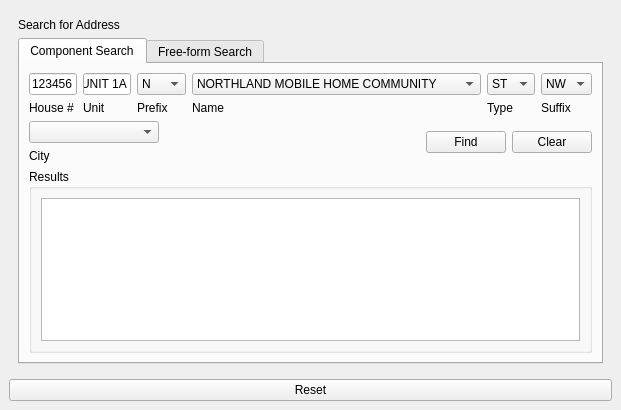
First picture: the form in lbrs_updater_dockwidget_base.ui, repository gisn8/LBRS_Updater, before the edit.
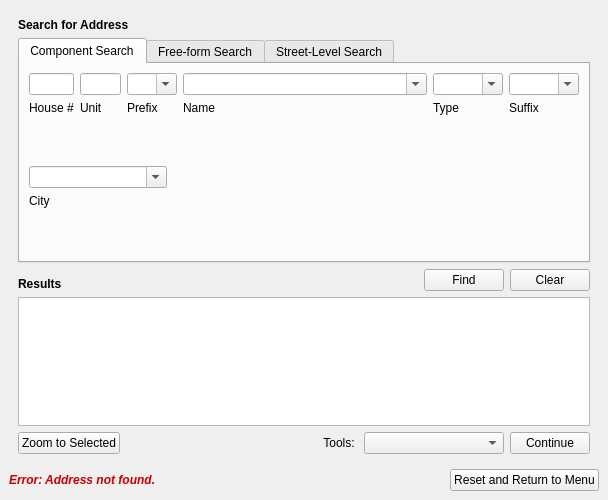
Second picture: the form after the edit. The open tabs and pages were chosen to show the change. Custom widgets are drawn as their Qt base class.

Commit message: Improvements 2021-10-19 - Better organized widget names - Began populating list widgets and comboboxes from layers - Replaced some widgets for ones I knew how to better operate

```diff
--- a/lbrs_updater_dockwidget_base.ui
+++ b/lbrs_updater_dockwidget_base.ui
@@ -6,31 +6,42 @@
    <rect>
     <x>0</x>
     <y>0</y>
-    <width>621</width>
-    <height>410</height>
+    <width>608</width>
+    <height>500</height>
    </rect>
   </property>
+  <property name="minimumSize">
+   <size>
+    <width>484</width>
+    <height>500</height>
+   </size>
+  </property>
+  <property name="maximumSize">
+   <size>
+    <width>750</width>
+    <height>500</height>
+   </size>
+  </property>
   <property name="windowTitle">
    <string>LBRS Updater</string>
   </property>
   <widget class="QWidget" name="dockWidgetContents">
    <layout class="QGridLayout" name="gridLayout">
-    <item row="2" column="0">
-     <widget class="QPushButton" name="btnReset">
-      <property name="text">
-       <string>Reset</string>
-      </property>
-     </widget>
-    </item>
     <item row="0" column="0">
      <widget class="QStackedWidget" name="stackedWidget">
       <property name="currentIndex">
-       <number>0</number>
+       <number>1</number>
       </property>
       <widget class="QWidget" name="swpMenu">
        <layout class="QGridLayout" name="gridLayout_6">
         <item row="0" column="0">
          <widget class="QLabel" name="label">
+          <property name="font">
+           <font>
+            <weight>75</weight>
+            <bold>true</bold>
+           </font>
+          </property>
           <property name="text">
            <string>Menu</string>
           </property>
@@ -138,9 +149,9 @@
              </spacer>
             </item>
             <item>
-             <widget class="QPushButton" name="btnNext">
+             <widget class="QPushButton" name="btnContinueFromMenu">
               <property name="text">
-               <string>Next</string>
+               <string>Continue</string>
               </property>
              </widget>
             </item>
@@ -152,31 +163,115 @@
       </widget>
       <widget class="QWidget" name="swpAddressSearch">
        <layout class="QGridLayout" name="gridLayout_2">
-        <item row="0" column="0">
-         <widget class="QLabel" name="label_2">
-          <property name="text">
-           <string>Search for Address</string>
-          </property>
-         </widget>
+        <item row="2" column="0">
+         <layout class="QHBoxLayout" name="horizontalLayout_5">
+          <item>
+           <widget class="QLabel" name="label_17">
+            <property name="font">
+             <font>
+              <weight>75</weight>
+              <bold>true</bold>
+             </font>
+            </property>
+            <property name="text">
+             <string>Results</string>
+            </property>
+            <property name="alignment">
+             <set>Qt::AlignBottom|Qt::AlignLeading|Qt::AlignLeft</set>
+            </property>
+           </widget>
+          </item>
+          <item>
+           <spacer name="horizontalSpacer_3">
+            <property name="orientation">
+             <enum>Qt::Horizontal</enum>
+            </property>
+            <property name="sizeHint" stdset="0">
+             <size>
+              <width>40</width>
+              <height>20</height>
+             </size>
+            </property>
+           </spacer>
+          </item>
+          <item>
+           <widget class="QPushButton" name="btn_SearchAddress_Find">
+            <property name="text">
+             <string>Find</string>
+            </property>
+           </widget>
+          </item>
+          <item>
+           <widget class="QPushButton" name="btn_SearchAddress_Clear">
+            <property name="text">
+             <string>Clear</string>
+            </property>
+           </widget>
+          </item>
+         </layout>
         </item>
         <item row="1" column="0">
          <widget class="QTabWidget" name="tabWidget">
           <property name="currentIndex">
-           <number>0</number>
+           <number>2</number>
           </property>
           <widget class="QWidget" name="tabCompSearch">
            <attribute name="title">
             <string>Component Search</string>
            </attribute>
            <layout class="QGridLayout" name="gridLayout_5">
+            <item row="1" column="0">
+             <layout class="QHBoxLayout" name="horizontalLayout_3" stretch="1,3">
+              <item>
+               <layout class="QVBoxLayout" name="verticalLayout_2">
+                <item>
+                 <widget class="QComboBox" name="cbo_SearchAddress_comm">
+                  <property name="editable">
+                   <bool>true</bool>
+                  </property>
+                 </widget>
+                </item>
+                <item>
+                 <widget class="QLabel" name="label_16">
+                  <property name="text">
+                   <string>City</string>
+                  </property>
+                  <property name="alignment">
+                   <set>Qt::AlignLeading|Qt::AlignLeft|Qt::AlignTop</set>
+                  </property>
+                 </widget>
+                </item>
+               </layout>
+              </item>
+              <item>
+               <spacer name="horizontalSpacer">
+                <property name="orientation">
+                 <enum>Qt::Horizontal</enum>
+                </property>
+                <property name="sizeHint" stdset="0">
+                 <size>
+                  <width>40</width>
+                  <height>20</height>
+                 </size>
+                </property>
+               </spacer>
+              </item>
+             </layout>
+            </item>
             <item row="0" column="0">
              <layout class="QHBoxLayout" name="horizontalLayout" stretch="1,1,1,6,1,1">
               <item>
                <layout class="QVBoxLayout" name="verticalLayout_3">
                 <item>
-                 <widget class="QLineEdit" name="ln_HouseNum">
+                 <widget class="QLineEdit" name="ln_SearchAddress_housenum">
+                  <property name="maximumSize">
+                   <size>
+                    <width>60</width>
+                    <height>16777215</height>
+                   </size>
+                  </property>
                   <property name="text">
-                   <string>123456</string>
+                   <string/>
                   </property>
                  </widget>
                 </item>
@@ -185,6 +280,9 @@
                   <property name="text">
                    <string>House #</string>
                   </property>
+                  <property name="alignment">
+                   <set>Qt::AlignLeading|Qt::AlignLeft|Qt::AlignTop</set>
+                  </property>
                  </widget>
                 </item>
                </layout>
@@ -192,9 +290,15 @@
               <item>
                <layout class="QVBoxLayout" name="verticalLayout_4">
                 <item>
-                 <widget class="QLineEdit" name="lnUnit">
+                 <widget class="QLineEdit" name="ln_SearchAddress_unitnum">
+                  <property name="maximumSize">
+                   <size>
+                    <width>60</width>
+                    <height>16777215</height>
+                   </size>
+                  </property>
                   <property name="text">
-                   <string>UNIT 1A</string>
+                   <string/>
                   </property>
                  </widget>
                 </item>
@@ -203,6 +307,9 @@
                   <property name="text">
                    <string>Unit</string>
                   </property>
+                  <property name="alignment">
+                   <set>Qt::AlignLeading|Qt::AlignLeft|Qt::AlignTop</set>
+                  </property>
                  </widget>
                 </item>
                </layout>
@@ -210,10 +317,25 @@
               <item>
                <layout class="QVBoxLayout" name="verticalLayout_5">
                 <item>
-                 <widget class="QComboBox" name="cboPrefix">
+                 <widget class="QComboBox" name="cbo_SearchAddress_st_prefix">
+                  <property name="minimumSize">
+                   <size>
+                    <width>50</width>
+                    <height>0</height>
+                   </size>
+                  </property>
+                  <property name="maximumSize">
+                   <size>
+                    <width>70</width>
+                    <height>16777215</height>
+                   </size>
+                  </property>
+                  <property name="editable">
+                   <bool>true</bool>
+                  </property>
                   <item>
                    <property name="text">
-                    <string>N</string>
+                    <string/>
                    </property>
                   </item>
                  </widget>
@@ -223,6 +345,9 @@
                   <property name="text">
                    <string>Prefix</string>
                   </property>
+                  <property name="alignment">
+                   <set>Qt::AlignLeading|Qt::AlignLeft|Qt::AlignTop</set>
+                  </property>
                  </widget>
                 </item>
                </layout>
@@ -230,12 +355,10 @@
               <item>
                <layout class="QVBoxLayout" name="verticalLayout_6">
                 <item>
-                 <widget class="QComboBox" name="cboStName">
-                  <item>
-                   <property name="text">
-                    <string>NORTHLAND MOBILE HOME COMMUNITY</string>
-                   </property>
-                  </item>
+                 <widget class="QComboBox" name="cbo_SearchAddress_st_name">
+                  <property name="editable">
+                   <bool>true</bool>
+                  </property>
                  </widget>
                 </item>
                 <item>
@@ -243,6 +366,9 @@
                   <property name="text">
                    <string>Name</string>
                   </property>
+                  <property name="alignment">
+                   <set>Qt::AlignLeading|Qt::AlignLeft|Qt::AlignTop</set>
+                  </property>
                  </widget>
                 </item>
                </layout>
@@ -250,10 +376,25 @@
               <item>
                <layout class="QVBoxLayout" name="verticalLayout_7">
                 <item>
-                 <widget class="QComboBox" name="cboStType">
+                 <widget class="QComboBox" name="cbo_SearchAddress_st_type">
+                  <property name="minimumSize">
+                   <size>
+                    <width>70</width>
+                    <height>0</height>
+                   </size>
+                  </property>
+                  <property name="maximumSize">
+                   <size>
+                    <width>70</width>
+                    <height>16777215</height>
+                   </size>
+                  </property>
+                  <property name="editable">
+                   <bool>true</bool>
+                  </property>
                   <item>
                    <property name="text">
-                    <string>ST</string>
+                    <string/>
                    </property>
                   </item>
                  </widget>
@@ -263,6 +404,9 @@
                   <property name="text">
                    <string>Type</string>
                   </property>
+                  <property name="alignment">
+                   <set>Qt::AlignLeading|Qt::AlignLeft|Qt::AlignTop</set>
+                  </property>
                  </widget>
                 </item>
                </layout>
@@ -270,10 +414,25 @@
               <item>
                <layout class="QVBoxLayout" name="verticalLayout_8">
                 <item>
-                 <widget class="QComboBox" name="cboStSuffix">
+                 <widget class="QComboBox" name="cbo_SearchAddress_st_suffix">
+                  <property name="minimumSize">
+                   <size>
+                    <width>70</width>
+                    <height>0</height>
+                   </size>
+                  </property>
+                  <property name="maximumSize">
+                   <size>
+                    <width>70</width>
+                    <height>16777215</height>
+                   </size>
+                  </property>
+                  <property name="editable">
+                   <bool>true</bool>
+                  </property>
                   <item>
                    <property name="text">
-                    <string>NW</string>
+                    <string/>
                    </property>
                   </item>
                  </widget>
@@ -283,95 +442,15 @@
                   <property name="text">
                    <string>Suffix</string>
                   </property>
-                 </widget>
-                </item>
-               </layout>
-              </item>
-             </layout>
-            </item>
-            <item row="1" column="0">
-             <layout class="QHBoxLayout" name="horizontalLayout_3" stretch="1,2,0,0">
-              <item>
-               <layout class="QVBoxLayout" name="verticalLayout_2">
-                <item>
-                 <widget class="QComboBox" name="cboCity"/>
-                </item>
-                <item>
-                 <widget class="QLabel" name="label_16">
-                  <property name="text">
-                   <string>City</string>
+                  <property name="alignment">
+                   <set>Qt::AlignLeading|Qt::AlignLeft|Qt::AlignTop</set>
                   </property>
                  </widget>
                 </item>
-                <item>
-                 <spacer name="verticalSpacer">
-                  <property name="orientation">
-                   <enum>Qt::Vertical</enum>
-                  </property>
-                  <property name="sizeHint" stdset="0">
-                   <size>
-                    <width>20</width>
-                    <height>40</height>
-                   </size>
-                  </property>
-                 </spacer>
-                </item>
                </layout>
               </item>
-              <item>
-               <spacer name="horizontalSpacer">
-                <property name="orientation">
-                 <enum>Qt::Horizontal</enum>
-                </property>
-                <property name="sizeHint" stdset="0">
-                 <size>
-                  <width>40</width>
-                  <height>20</height>
-                 </size>
-                </property>
-               </spacer>
-              </item>
-              <item>
-               <widget class="QPushButton" name="btnFindCompAddress">
-                <property name="text">
-                 <string>Find</string>
-                </property>
-               </widget>
-              </item>
-              <item>
-               <widget class="QPushButton" name="btnClearCompAddress">
-                <property name="text">
-                 <string>Clear</string>
-                </property>
-               </widget>
-              </item>
              </layout>
             </item>
-            <item row="2" column="0">
-             <spacer name="verticalSpacer_2">
-              <property name="orientation">
-               <enum>Qt::Vertical</enum>
-              </property>
-              <property name="sizeHint" stdset="0">
-               <size>
-                <width>20</width>
-                <height>40</height>
-               </size>
-              </property>
-             </spacer>
-            </item>
-            <item row="3" column="0">
-             <widget class="QGroupBox" name="groupBox">
-              <property name="title">
-               <string>Results</string>
-              </property>
-              <layout class="QGridLayout" name="gridLayout_4">
-               <item row="0" column="0">
-                <widget class="QListWidget" name="listAddressResults"/>
-               </item>
-              </layout>
-             </widget>
-            </item>
            </layout>
           </widget>
           <widget class="QWidget" name="tabFreeSearch">
@@ -379,13 +458,6 @@
             <string>Free-form Search</string>
            </attribute>
            <layout class="QGridLayout" name="gridLayout_3">
-            <item row="0" column="0">
-             <widget class="QgsFilterLineEdit" name="mlnFreeAddressSearch">
-              <property name="qgisRelation" stdset="0">
-               <string notr="true"/>
-              </property>
-             </widget>
-            </item>
             <item row="1" column="0">
              <widget class="QLabel" name="label_9">
               <property name="text">
@@ -399,10 +471,167 @@
               </property>
              </widget>
             </item>
+            <item row="0" column="0">
+             <widget class="QComboBox" name="cbo_SearchAddress_lsn">
+              <property name="editable">
+               <bool>true</bool>
+              </property>
+             </widget>
+            </item>
            </layout>
           </widget>
+          <widget class="QWidget" name="tabStreetLevelSearch">
+           <attribute name="title">
+            <string>Street-Level Search</string>
+           </attribute>
+           <layout class="QGridLayout" name="gridLayout_4">
+            <item row="0" column="0">
+             <layout class="QVBoxLayout" name="verticalLayout_10">
+              <item>
+               <widget class="QLabel" name="label_19">
+                <property name="text">
+                 <string>Street List</string>
+                </property>
+                <property name="alignment">
+                 <set>Qt::AlignBottom|Qt::AlignLeading|Qt::AlignLeft</set>
+                </property>
+               </widget>
+              </item>
+              <item>
+               <widget class="QListWidget" name="list_SearchAddress_roads_lsn"/>
+              </item>
+              <item>
+               <layout class="QHBoxLayout" name="horizontalLayout_4" stretch="0,1,0">
+                <item>
+                 <widget class="QLabel" name="label_18">
+                  <property name="text">
+                   <string>Look for: </string>
+                  </property>
+                 </widget>
+                </item>
+                <item>
+                 <widget class="QComboBox" name="cbo_SearchAddress_roads_lsn">
+                  <property name="editable">
+                   <bool>true</bool>
+                  </property>
+                  <property name="frame">
+                   <bool>true</bool>
+                  </property>
+                 </widget>
+                </item>
+                <item>
+                 <spacer name="horizontalSpacer_6">
+                  <property name="orientation">
+                   <enum>Qt::Horizontal</enum>
+                  </property>
+                  <property name="sizeHint" stdset="0">
+                   <size>
+                    <width>40</width>
+                    <height>20</height>
+                   </size>
+                  </property>
+                 </spacer>
+                </item>
+               </layout>
+              </item>
+             </layout>
+            </item>
+           </layout>
+          </widget>
          </widget>
         </item>
+        <item row="3" column="0">
+         <widget class="QListView" name="list_SearchAddress_Results"/>
+        </item>
+        <item row="0" column="0">
+         <widget class="QLabel" name="label_2">
+          <property name="font">
+           <font>
+            <weight>75</weight>
+            <bold>true</bold>
+           </font>
+          </property>
+          <property name="text">
+           <string>Search for Address</string>
+          </property>
+         </widget>
+        </item>
+        <item row="4" column="0">
+         <layout class="QHBoxLayout" name="horizontalLayout_7" stretch="0,0,0,1,0">
+          <item>
+           <widget class="QPushButton" name="btnZoomToAddress">
+            <property name="text">
+             <string>Zoom to Selected</string>
+            </property>
+           </widget>
+          </item>
+          <item>
+           <spacer name="horizontalSpacer_5">
+            <property name="orientation">
+             <enum>Qt::Horizontal</enum>
+            </property>
+            <property name="sizeHint" stdset="0">
+             <size>
+              <width>40</width>
+              <height>20</height>
+             </size>
+            </property>
+           </spacer>
+          </item>
+          <item>
+           <widget class="QLabel" name="label_20">
+            <property name="text">
+             <string>Tools: </string>
+            </property>
+            <property name="alignment">
+             <set>Qt::AlignRight|Qt::AlignTrailing|Qt::AlignVCenter</set>
+            </property>
+           </widget>
+          </item>
+          <item>
+           <widget class="QComboBox" name="cboToolFromAddress">
+            <property name="maximumSize">
+             <size>
+              <width>140</width>
+              <height>16777215</height>
+             </size>
+            </property>
+            <item>
+             <property name="text">
+              <string/>
+             </property>
+            </item>
+            <item>
+             <property name="text">
+              <string>Add</string>
+             </property>
+            </item>
+            <item>
+             <property name="text">
+              <string>Update</string>
+             </property>
+            </item>
+            <item>
+             <property name="text">
+              <string>Re-Align</string>
+             </property>
+            </item>
+            <item>
+             <property name="text">
+              <string>Retire</string>
+             </property>
+            </item>
+           </widget>
+          </item>
+          <item>
+           <widget class="QPushButton" name="btnContinueFromAddressSearch">
+            <property name="text">
+             <string>Continue</string>
+            </property>
+           </widget>
+          </item>
+         </layout>
+        </item>
        </layout>
       </widget>
       <widget class="QWidget" name="swpAddAddress">
@@ -411,10 +640,16 @@
          <rect>
           <x>9</x>
           <y>9</y>
-          <width>75</width>
+          <width>91</width>
           <height>16</height>
          </rect>
         </property>
+        <property name="font">
+         <font>
+          <weight>75</weight>
+          <bold>true</bold>
+         </font>
+        </property>
         <property name="text">
          <string>Add Address</string>
         </property>
@@ -430,6 +665,12 @@
           <height>16</height>
          </rect>
         </property>
+        <property name="font">
+         <font>
+          <weight>75</weight>
+          <bold>true</bold>
+         </font>
+        </property>
         <property name="text">
          <string>Update Address</string>
         </property>
@@ -445,6 +686,12 @@
           <height>16</height>
          </rect>
         </property>
+        <property name="font">
+         <font>
+          <weight>75</weight>
+          <bold>true</bold>
+         </font>
+        </property>
         <property name="text">
          <string>Re-Align Address</string>
         </property>
@@ -460,6 +707,12 @@
           <height>16</height>
          </rect>
         </property>
+        <property name="font">
+         <font>
+          <weight>75</weight>
+          <bold>true</bold>
+         </font>
+        </property>
         <property name="text">
          <string>Retire Address</string>
         </property>
@@ -467,16 +720,50 @@
       </widget>
      </widget>
     </item>
+    <item row="1" column="0">
+     <layout class="QHBoxLayout" name="horizontalLayout_6">
+      <item>
+       <widget class="QLabel" name="lblError">
+        <property name="font">
+         <font>
+          <weight>75</weight>
+          <italic>true</italic>
+          <bold>true</bold>
+         </font>
+        </property>
+        <property name="styleSheet">
+         <string notr="true">color: rgb(200, 0, 0);</string>
+        </property>
+        <property name="text">
+         <string>Error: Address not found.</string>
+        </property>
+       </widget>
+      </item>
+      <item>
+       <spacer name="horizontalSpacer_4">
+        <property name="orientation">
+         <enum>Qt::Horizontal</enum>
+        </property>
+        <property name="sizeHint" stdset="0">
+         <size>
+          <width>40</width>
+          <height>20</height>
+         </size>
+        </property>
+       </spacer>
+      </item>
+      <item>
+       <widget class="QPushButton" name="btnReset">
+        <property name="text">
+         <string>Reset and Return to Menu</string>
+        </property>
+       </widget>
+      </item>
+     </layout>
+    </item>
    </layout>
   </widget>
  </widget>
- <customwidgets>
-  <customwidget>
-   <class>QgsFilterLineEdit</class>
-   <extends>QLineEdit</extends>
-   <header>qgsfilterlineedit.h</header>
-  </customwidget>
- </customwidgets>
  <resources/>
  <connections/>
 </ui>
```
Left out of the diff: 19 changed lines with no effect on the pictures. The commit also changes 2 other files.
